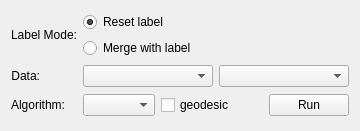
Above: gerbil/gui/docks/graphsegwidget.ui from gerbilvis/gerbil before the change. Below: the same form after it.
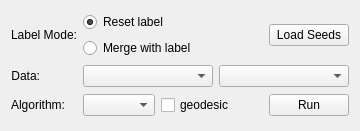
That is the form after the change. Icons and pictures are not drawn.

Commit message: Moved LoadSeedsButton to GraphSegWidget, added functionality to BandDock Reworked runGraphSegButton <-> graphSegModel connection, repr and bandId are no more saved in graphSegModel but are added to the signal in the dockControler

```diff
--- a/gerbil/gui/docks/graphsegwidget.ui
+++ b/gerbil/gui/docks/graphsegwidget.ui
@@ -30,7 +30,9 @@
      </property>
     </widget>
    </item>
-   <item row="0" column="1" colspan="2">
+   <item row="0" column="1">
+    <layout class="QHBoxLayout" name="horizontalLayout_3">
+     <item>
     <layout class="QVBoxLayout" name="verticalLayout">
      <item>
       <widget class="QRadioButton" name="resetLabelRadio">
@@ -57,6 +59,31 @@
      </item>
     </layout>
    </item>
+     <item>
+      <spacer name="horizontalSpacer_2">
+       <property name="orientation">
+        <enum>Qt::Horizontal</enum>
+       </property>
+       <property name="sizeHint" stdset="0">
+        <size>
+         <width>40</width>
+         <height>20</height>
+        </size>
+       </property>
+      </spacer>
+     </item>
+     <item>
+      <widget class="QPushButton" name="loadSeedsButton">
+       <property name="toolTip">
+        <string>load seeding for segmentation from a file</string>
+       </property>
+       <property name="text">
+        <string>Load Seeds</string>
+       </property>
+      </widget>
+     </item>
+    </layout>
+   </item>
    <item row="1" column="0">
     <widget class="QLabel" name="label_24">
      <property name="sizePolicy">
@@ -74,6 +101,8 @@
     </widget>
    </item>
    <item row="1" column="1">
+    <layout class="QHBoxLayout" name="horizontalLayout_4">
+     <item>
     <widget class="QComboBox" name="graphsegSourceBox">
      <property name="sizePolicy">
       <sizepolicy hsizetype="MinimumExpanding" vsizetype="Fixed">
@@ -86,7 +115,7 @@
      </property>
     </widget>
    </item>
-   <item row="1" column="2">
+     <item>
     <widget class="QComboBox" name="graphsegSimilarityBox">
      <property name="sizePolicy">
       <sizepolicy hsizetype="MinimumExpanding" vsizetype="Fixed">
@@ -96,6 +125,8 @@
      </property>
     </widget>
    </item>
+    </layout>
+   </item>
    <item row="2" column="0">
     <widget class="QLabel" name="label_23">
      <property name="sizePolicy">
@@ -112,7 +143,7 @@
      </property>
     </widget>
    </item>
-   <item row="2" column="1" colspan="2">
+   <item row="2" column="1">
     <layout class="QHBoxLayout" name="horizontalLayout_2">
      <item>
       <widget class="QComboBox" name="graphsegAlgoBox">
```
Lines whose indentation alone changed are shown as unchanged. The commit also changes 18 other files.
